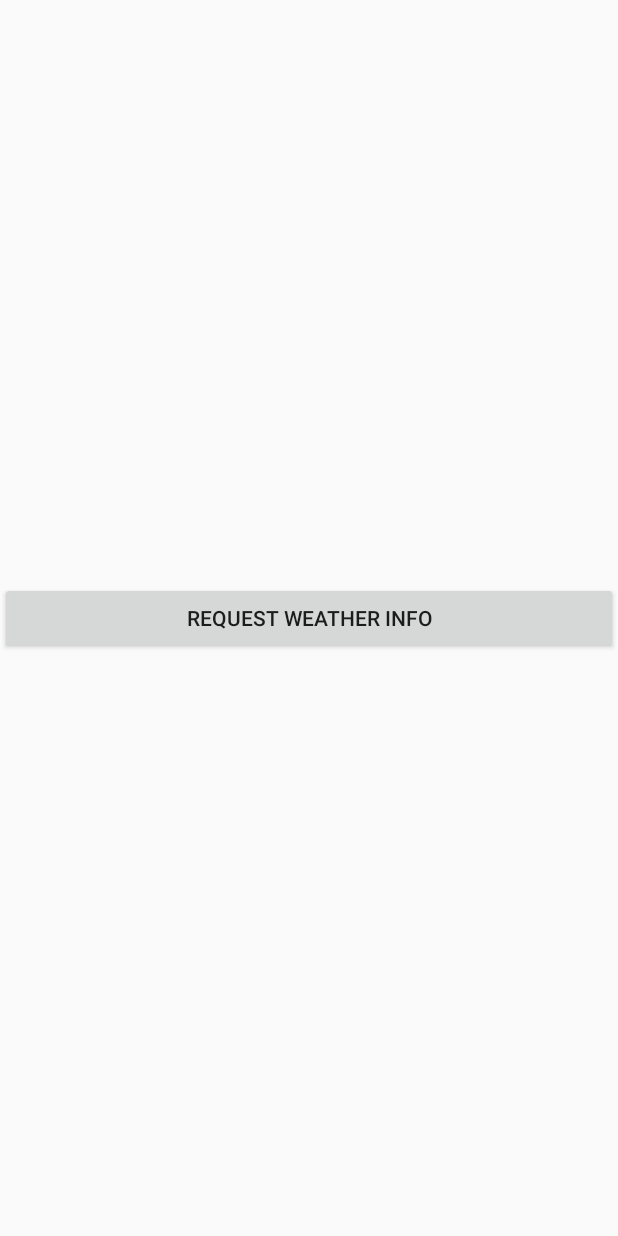
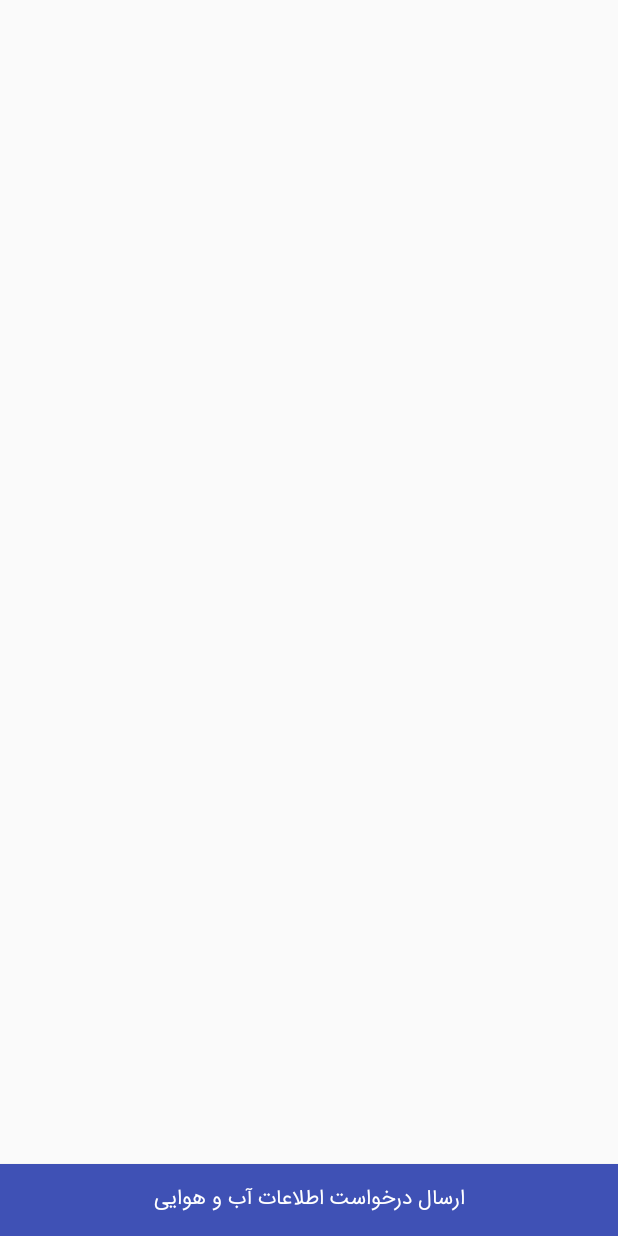
Before and after one commit to Saedf/FirstApp, an Android app: the screen it shows after launch (WeatherActivity before the commit, AppWeatherActivity after it), on a phone screen of 412 x 824 dp. Run offline under Robolectric (Android 15) with nearby library versions, the light colour scheme and no system bars; our stand-ins replace Volley.

Commit message:
WeatherInfo2

```diff
--- a/app/src/main/AndroidManifest.xml
+++ b/app/src/main/AndroidManifest.xml
@@ -17,13 +17,15 @@
         <activity android:name=".FragmentActivity" />
         <activity android:name=".BotickActivity"></activity>
         <activity android:name=".WeatherActivity">
+
+        </activity>
+        <activity android:name=".AppWeatherActivity">
             <intent-filter>
                 <action android:name="android.intent.action.MAIN" />
 
                 <category android:name="android.intent.category.LAUNCHER" />
             </intent-filter>
         </activity>
-        <activity android:name=".AppWeatherActivity"></activity>
     </application>
 
 </manifest>
--- a/app/src/main/java/com/example/saedf/app7learn/AppWeatherActivity.java
+++ b/app/src/main/java/com/example/saedf/app7learn/AppWeatherActivity.java
@@ -1,13 +1,79 @@
 package com.example.saedf.app7learn;
 
+import android.os.Bundle;
 import android.support.v7.app.AppCompatActivity;
-import android.os.Bundle;
+import android.view.View;
+import android.widget.Button;
+import android.widget.ProgressBar;
+import android.widget.TextView;
+import android.widget.Toast;
 
-public class AppWeatherActivity extends AppCompatActivity {
+import com.example.saedf.app7learn.ApiService.ApiService;
+import com.example.saedf.app7learn.dataModel.WeatherInfo;
+
+public class AppWeatherActivity extends AppCompatActivity implements ApiService.OnWeatherInfoRecived {
+    private ApiService apiService;
+    private TextView tvWeatherMain;
+    private TextView tvWeatherDescription;
+    private TextView tvTemp;
+    private TextView tvHumidity;
+    private TextView tvPressure;
+    private TextView tvMinTemp;
+    private TextView tvMaxTemp;
+    private TextView tvWindSpeed;
+    private TextView tvWindDegree;
+    private TextView tvName;
+    private ProgressBar progressBar;
+    private static final String TAG = "AppWeatherActivity";
 
     @Override
     protected void onCreate(Bundle savedInstanceState) {
         super.onCreate(savedInstanceState);
         setContentView(R.layout.activity_app_weather);
+        apiService=new ApiService(this);
+        initView();
+        Button btnSendReqest=findViewById(R.id.btn_appWeatherActivity_sendRequset);
+        btnSendReqest.setOnClickListener(new View.OnClickListener() {
+            @Override
+            public void onClick(View view) {
+                apiService.getCurrentWeather(AppWeatherActivity.this,"Tehran");
+                progressBar.setVisibility(View.VISIBLE);
+            }
+        });
+
+    }
+
+    private void initView() {
+        tvWeatherMain=findViewById(R.id.tv_appWeatherActivity_main);
+        tvWeatherDescription=findViewById(R.id.tv_appWeatherActivity_description);
+        progressBar=findViewById(R.id.progressbar_appweatherActivity);
+        tvTemp=findViewById(R.id.tv_appWeatherActivity_temprature);
+        tvHumidity=findViewById(R.id.tv_appWeatherActivity_humidity);
+        tvPressure=findViewById(R.id.tv_appWeatherActivity_pressure);
+        tvMinTemp=findViewById(R.id.tv_appWeatherActivity_MinTemp);
+        tvMaxTemp=findViewById(R.id.tv_appWeatherActivity_MaxTemp);
+        tvWindSpeed=findViewById(R.id.tv_appWeatherActivity_WindSpeed);
+        tvWindDegree=findViewById(R.id.tv_appWeatherActivity_WindDegree);
+        tvName=findViewById(R.id.tv_appWeatherActivity_name);
+    }
+
+    @Override
+    public void onrecived(WeatherInfo weatherInfo) {
+        if (weatherInfo!=null){
+            tvWeatherMain.setText(weatherInfo.getWeatherMain());
+            tvWeatherDescription.setText(weatherInfo.getWeatherDescription());
+            tvTemp.setText((int) weatherInfo.getWeatherTemprature());
+            tvHumidity.setText((int) weatherInfo.getHumidity());
+            tvPressure.setText(weatherInfo.getPressure());
+            tvMinTemp.setText((int) weatherInfo.getMinTemprature());
+            tvMaxTemp.setText((int) weatherInfo.getMaxTemprature());
+            tvWindSpeed.setText((int) weatherInfo.getWindSpeed());
+            tvWindDegree.setText((int) weatherInfo.getWindDegree());
+            tvName.setText(weatherInfo.getName());
+        }
+        else {
+            Toast.makeText(this, "خطا در دریافت اطلاعات", Toast.LENGTH_SHORT).show();
+            progressBar.setVisibility(View.INVISIBLE);
+        }
     }
 }
--- a/app/src/main/res/layout/activity_app_weather.xml
+++ b/app/src/main/res/layout/activity_app_weather.xml
@@ -102,6 +102,16 @@
             android:layout_marginRight="@dimen/standard_margin_x2"
             android:layout_marginTop="@dimen/standard_margin_x2"
             android:textColor="@android:color/black"/>
+        <TextView
+            android:id="@+id/tv_appWeatherActivity_name"
+            android:layout_width="wrap_content"
+            android:layout_height="wrap_content"
+            tools:text="نام"
+            android:textSize="@dimen/large_font_size"
+            android:layout_marginRight="@dimen/standard_margin_x2"
+            android:layout_marginTop="@dimen/standard_margin_x2"
+            android:textColor="@android:color/black"/>
+
 
 
 
```
Also changed, not shown: app/src/main/java/com/example/saedf/app7learn/ApiService/ApiService.java (added, +71 -0 lines), app/src/main/java/com/example/saedf/app7learn/dataModel/WeatherInfo.java (+89 -0 lines).
